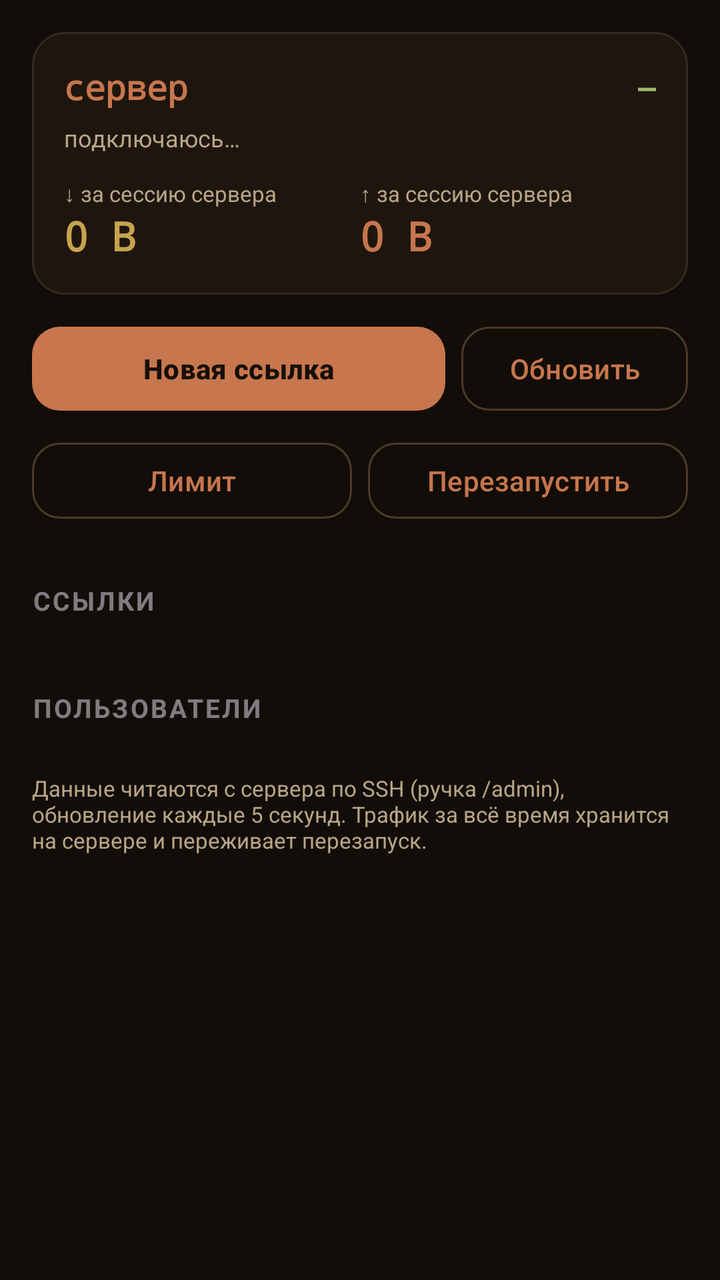
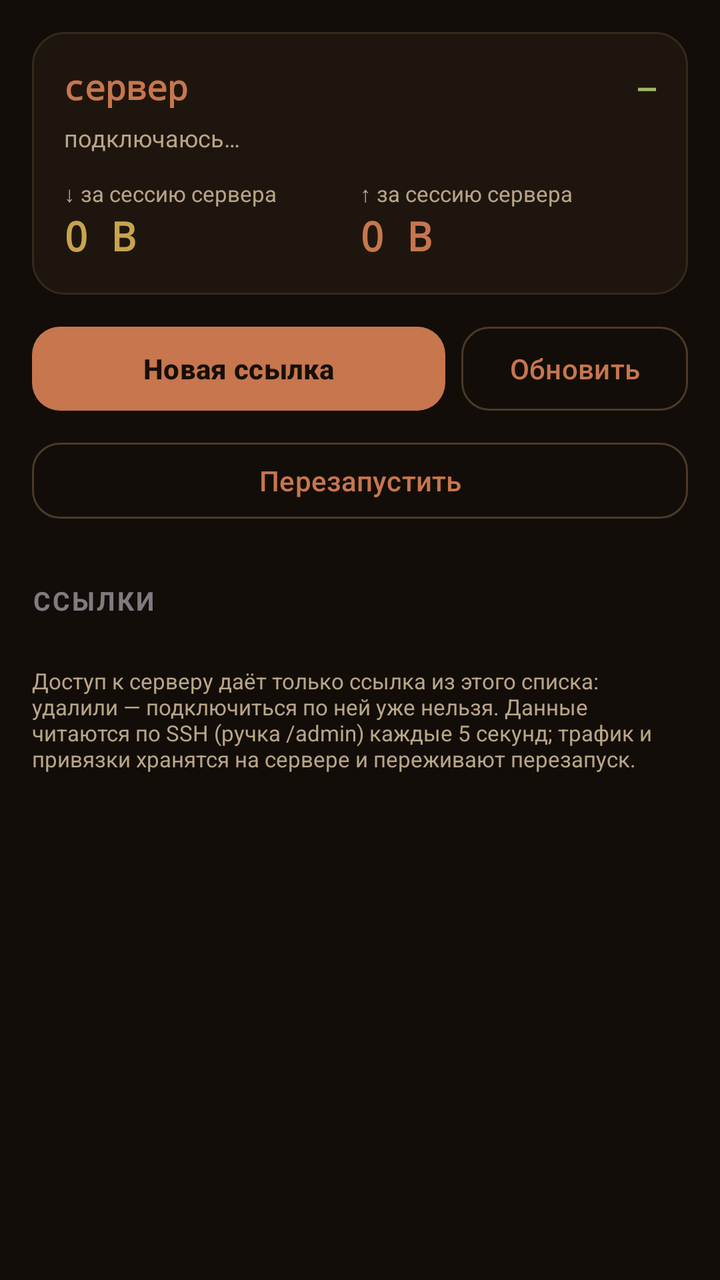

Compare the two renders of this Android layout. The source of the first and the diff that turns it into the second are given below.
<!-- AndroidManifest.xml: application theme Theme.CDNTunnel -->
<!-- res/layout/activity_admin.xml -->
<?xml version="1.0" encoding="utf-8"?>
<androidx.core.widget.NestedScrollView
    xmlns:android="http://schemas.android.com/apk/res/android"
    xmlns:app="http://schemas.android.com/apk/res-auto"
    android:layout_width="match_parent"
    android:layout_height="match_parent"
    android:fillViewport="true">

    <LinearLayout
        android:layout_width="match_parent" android:layout_height="wrap_content"
        android:orientation="vertical" android:padding="16dp">

        
        <LinearLayout
            android:layout_width="match_parent" android:layout_height="wrap_content"
            android:orientation="vertical" android:background="@drawable/card_bg"
            android:padding="16dp">
            <LinearLayout
                android:layout_width="match_parent" android:layout_height="wrap_content"
                android:orientation="horizontal" android:gravity="center_vertical">
                <TextView
                    android:id="@+id/tv_adm_host"
                    android:layout_width="0dp" android:layout_height="wrap_content"
                    android:layout_weight="1"
                    android:text="сервер"
                    android:fontFamily="monospace" android:textSize="17sp" android:textStyle="bold"
                    android:textColor="?attr/colorPrimary" />
                <TextView
                    android:id="@+id/tv_adm_online"
                    android:layout_width="wrap_content" android:layout_height="wrap_content"
                    android:text="—"
                    android:fontFamily="monospace" android:textSize="15sp" android:textStyle="bold"
                    android:textColor="@color/ok" />
            </LinearLayout>
            <TextView
                android:id="@+id/tv_adm_sub"
                android:layout_width="match_parent" android:layout_height="wrap_content"
                android:paddingTop="6dp"
                android:text="подключаюсь…"
                android:textSize="12sp" android:textColor="?attr/colorOnSurfaceVariant" />

            <LinearLayout
                android:layout_width="match_parent" android:layout_height="wrap_content"
                android:orientation="horizontal" android:paddingTop="12dp">
                <LinearLayout
                    android:layout_width="0dp" android:layout_height="wrap_content"
                    android:layout_weight="1" android:orientation="vertical">
                    <TextView android:layout_width="wrap_content" android:layout_height="wrap_content"
                        android:text="↓ за сессию сервера" android:textSize="11sp"
                        android:textColor="?attr/colorOnSurfaceVariant" />
                    <TextView android:id="@+id/tv_adm_down"
                        android:layout_width="wrap_content" android:layout_height="wrap_content"
                        android:text="0 B" android:textSize="20sp" android:textStyle="bold"
                        android:fontFamily="monospace" android:textColor="@color/down" />
                </LinearLayout>
                <LinearLayout
                    android:layout_width="0dp" android:layout_height="wrap_content"
                    android:layout_weight="1" android:orientation="vertical">
                    <TextView android:layout_width="wrap_content" android:layout_height="wrap_content"
                        android:text="↑ за сессию сервера" android:textSize="11sp"
                        android:textColor="?attr/colorOnSurfaceVariant" />
                    <TextView android:id="@+id/tv_adm_up"
                        android:layout_width="wrap_content" android:layout_height="wrap_content"
                        android:text="0 B" android:textSize="20sp" android:textStyle="bold"
                        android:fontFamily="monospace" android:textColor="@color/up" />
                </LinearLayout>
            </LinearLayout>
        </LinearLayout>

        
        <LinearLayout
            android:id="@+id/box_outdated"
            android:layout_width="match_parent" android:layout_height="wrap_content"
            android:orientation="vertical" android:background="@drawable/card_bg"
            android:padding="14dp" android:layout_marginTop="10dp"
            android:visibility="gone">
            <TextView
                android:id="@+id/tv_outdated"
                android:layout_width="match_parent" android:layout_height="wrap_content"
                android:text="На сервере старая сборка"
                android:textSize="13sp" android:textColor="@color/danger" />
            <com.google.android.material.button.MaterialButton
                android:id="@+id/btn_adm_update"
                android:layout_width="match_parent" android:layout_height="46dp"
                android:layout_marginTop="10dp"
                android:text="Обновить сервер" android:textStyle="bold"
                app:cornerRadius="14dp" />
        </LinearLayout>

        <com.google.android.material.progressindicator.LinearProgressIndicator
            android:id="@+id/adm_progress"
            android:layout_width="match_parent" android:layout_height="wrap_content"
            android:layout_marginTop="6dp" android:indeterminate="true"
            android:visibility="gone" app:trackCornerRadius="3dp" />

        
        <LinearLayout
            android:layout_width="match_parent" android:layout_height="wrap_content"
            android:orientation="horizontal" android:layout_marginTop="12dp">
            <com.google.android.material.button.MaterialButton
                android:id="@+id/btn_new_link"
                android:layout_width="0dp" android:layout_weight="1" android:layout_height="50dp"
                android:layout_marginEnd="8dp"
                android:text="Новая ссылка" android:textStyle="bold"
                app:cornerRadius="14dp" />
            <com.google.android.material.button.MaterialButton
                android:id="@+id/btn_adm_refresh"
                style="@style/Widget.Material3.Button.OutlinedButton"
                android:layout_width="wrap_content" android:layout_height="50dp"
                android:text="Обновить" app:cornerRadius="14dp" />
        </LinearLayout>
        <LinearLayout
            android:layout_width="match_parent" android:layout_height="wrap_content"
            android:orientation="horizontal" android:layout_marginTop="8dp">
            <com.google.android.material.button.MaterialButton
                android:id="@+id/btn_adm_limit"
                style="@style/Widget.Material3.Button.OutlinedButton"
                android:layout_width="0dp" android:layout_weight="1" android:layout_height="46dp"
                android:layout_marginEnd="8dp"
                android:text="Лимит" app:cornerRadius="14dp" />
            <com.google.android.material.button.MaterialButton
                android:id="@+id/btn_adm_restart"
                style="@style/Widget.Material3.Button.OutlinedButton"
                android:layout_width="0dp" android:layout_weight="1" android:layout_height="46dp"
                android:text="Перезапустить" app:cornerRadius="14dp" />
        </LinearLayout>

        
        <LinearLayout
            android:layout_width="match_parent" android:layout_height="wrap_content"
            android:orientation="horizontal" android:gravity="center_vertical"
            android:paddingTop="20dp" android:paddingBottom="4dp">
            <TextView style="@style/Section"
                android:layout_width="0dp" android:layout_weight="1"
                android:text="Ссылки" />
            <TextView
                android:id="@+id/tv_adm_links_count"
                android:layout_width="wrap_content" android:layout_height="wrap_content"
                android:text="" android:textSize="12sp" android:fontFamily="monospace"
                android:textColor="?attr/colorOnSurfaceVariant" />
        </LinearLayout>
        <LinearLayout
            android:id="@+id/box_links"
            android:layout_width="match_parent" android:layout_height="wrap_content"
            android:orientation="vertical" />

        
        <LinearLayout
            android:layout_width="match_parent" android:layout_height="wrap_content"
            android:orientation="horizontal" android:gravity="center_vertical"
            android:paddingTop="20dp" android:paddingBottom="4dp">
            <TextView style="@style/Section"
                android:layout_width="0dp" android:layout_weight="1"
                android:text="Пользователи" />
            <TextView
                android:id="@+id/tv_adm_users_count"
                android:layout_width="wrap_content" android:layout_height="wrap_content"
                android:text="" android:textSize="12sp" android:fontFamily="monospace"
                android:textColor="?attr/colorOnSurfaceVariant" />
        </LinearLayout>
        <LinearLayout
            android:id="@+id/box_admin_users"
            android:layout_width="match_parent" android:layout_height="wrap_content"
            android:orientation="vertical" />

        <TextView
            android:layout_width="match_parent" android:layout_height="wrap_content"
            android:layout_marginTop="16dp"
            android:text="Данные читаются с сервера по SSH (ручка /admin), обновление каждые 5 секунд. Трафик за всё время хранится на сервере и переживает перезапуск."
            android:textSize="11sp" android:textColor="?attr/colorOnSurfaceVariant" />

    </LinearLayout>
</androidx.core.widget.NestedScrollView>
<!-- resources referenced by this layout -->
<resources>
  <color name="danger">#D0674A</color>
  <color name="down">#C7A34E</color>
  <color name="ok">#9FB86A</color>
  <color name="up">#C7764E</color>
  <!-- drawable card_bg (drawable) -->
  <?xml version="1.0" encoding="utf-8"?>
  <shape xmlns:android="http://schemas.android.com/apk/res/android"
      android:shape="rectangle">
      <solid android:color="@color/surface" />
      <corners android:radius="16dp" />
      <stroke android:width="1dp" android:color="#332A1C" />
  </shape>
  <style name="Section" parent="">
          <item name="android:layout_width">wrap_content</item>
          <item name="android:layout_height">wrap_content</item>
          <item name="android:textSize">13sp</item>
          <item name="android:textStyle">bold</item>
          <item name="android:textAllCaps">true</item>
          <item name="android:letterSpacing">0.08</item>
          <item name="android:alpha">0.6</item>
          <item name="android:paddingTop">8dp</item>
          <item name="android:paddingBottom">4dp</item>
      </style>
  <style name="Theme.CDNTunnel" parent="Theme.Material3.Dark.NoActionBar">
          <item name="colorPrimary">@color/clay</item>
          <item name="colorOnPrimary">#160F09</item>
          <item name="colorPrimaryContainer">#3A2A1C</item>
          <item name="colorOnPrimaryContainer">@color/cream</item>
          <item name="colorSecondary">@color/amber</item>
          <item name="android:colorBackground">@color/bg</item>
          <item name="colorSurface">@color/surface</item>
          <item name="colorSurfaceVariant">@color/surface2</item>
          <item name="colorOnSurface">@color/cream</item>
          <item name="colorOnSurfaceVariant">@color/cream_dim</item>
          <item name="colorOutline">#4A3A28</item>
          <item name="android:windowBackground">@color/bg</item>
          <item name="android:statusBarColor">@color/bg</item>
          <item name="android:navigationBarColor">@color/bg</item>
      </style>
  <color name="surface">#1E160E</color>
  <color name="clay">#C7764E</color>
  <color name="cream">#EBDCC9</color>
  <color name="amber">#B0824F</color>
  <color name="bg">#120D08</color>
  <color name="surface2">#281E13</color>
  <color name="cream_dim">#B9A588</color>
</resources>

<!-- the commit's change to res/layout/activity_admin.xml (unified diff, before → after) -->
@@ -113,12 +113,6 @@
             android:layout_width="match_parent" android:layout_height="wrap_content"
             android:orientation="horizontal" android:layout_marginTop="8dp">
             <com.google.android.material.button.MaterialButton
-                android:id="@+id/btn_adm_limit"
-                style="@style/Widget.Material3.Button.OutlinedButton"
-                android:layout_width="0dp" android:layout_weight="1" android:layout_height="46dp"
-                android:layout_marginEnd="8dp"
-                android:text="Лимит" app:cornerRadius="14dp" />
-            <com.google.android.material.button.MaterialButton
                 android:id="@+id/btn_adm_restart"
                 style="@style/Widget.Material3.Button.OutlinedButton"
                 android:layout_width="0dp" android:layout_weight="1" android:layout_height="46dp"
@@ -131,11 +125,14 @@
             android:orientation="horizontal" android:gravity="center_vertical"
             android:paddingTop="20dp" android:paddingBottom="4dp">
             <TextView style="@style/Section"
-                android:layout_width="0dp" android:layout_weight="1"
+                android:layout_width="wrap_content"
                 android:text="Ссылки" />
+            
             <TextView
                 android:id="@+id/tv_adm_links_count"
-                android:layout_width="wrap_content" android:layout_height="wrap_content"
+                android:layout_width="0dp" android:layout_weight="1"
+                android:layout_height="wrap_content"
+                android:gravity="end" android:paddingStart="10dp"
                 android:text="" android:textSize="12sp" android:fontFamily="monospace"
                 android:textColor="?attr/colorOnSurfaceVariant" />
         </LinearLayout>
@@ -144,29 +141,10 @@
             android:layout_width="match_parent" android:layout_height="wrap_content"
             android:orientation="vertical" />
 
-        
-        <LinearLayout
-            android:layout_width="match_parent" android:layout_height="wrap_content"
-            android:orientation="horizontal" android:gravity="center_vertical"
-            android:paddingTop="20dp" android:paddingBottom="4dp">
-            <TextView style="@style/Section"
-                android:layout_width="0dp" android:layout_weight="1"
-                android:text="Пользователи" />
-            <TextView
-                android:id="@+id/tv_adm_users_count"
-                android:layout_width="wrap_content" android:layout_height="wrap_content"
-                android:text="" android:textSize="12sp" android:fontFamily="monospace"
-                android:textColor="?attr/colorOnSurfaceVariant" />
-        </LinearLayout>
-        <LinearLayout
-            android:id="@+id/box_admin_users"
-            android:layout_width="match_parent" android:layout_height="wrap_content"
-            android:orientation="vertical" />
-
         <TextView
             android:layout_width="match_parent" android:layout_height="wrap_content"
             android:layout_marginTop="16dp"
-            android:text="Данные читаются с сервера по SSH (ручка /admin), обновление каждые 5 секунд. Трафик за всё время хранится на сервере и переживает перезапуск."
+            android:text="Доступ к серверу даёт только ссылка из этого списка: удалили — подключиться по ней уже нельзя. Данные читаются по SSH (ручка /admin) каждые 5 секунд; трафик и привязки хранятся на сервере и переживают перезапуск."
             android:textSize="11sp" android:textColor="?attr/colorOnSurfaceVariant" />
 
     </LinearLayout>
